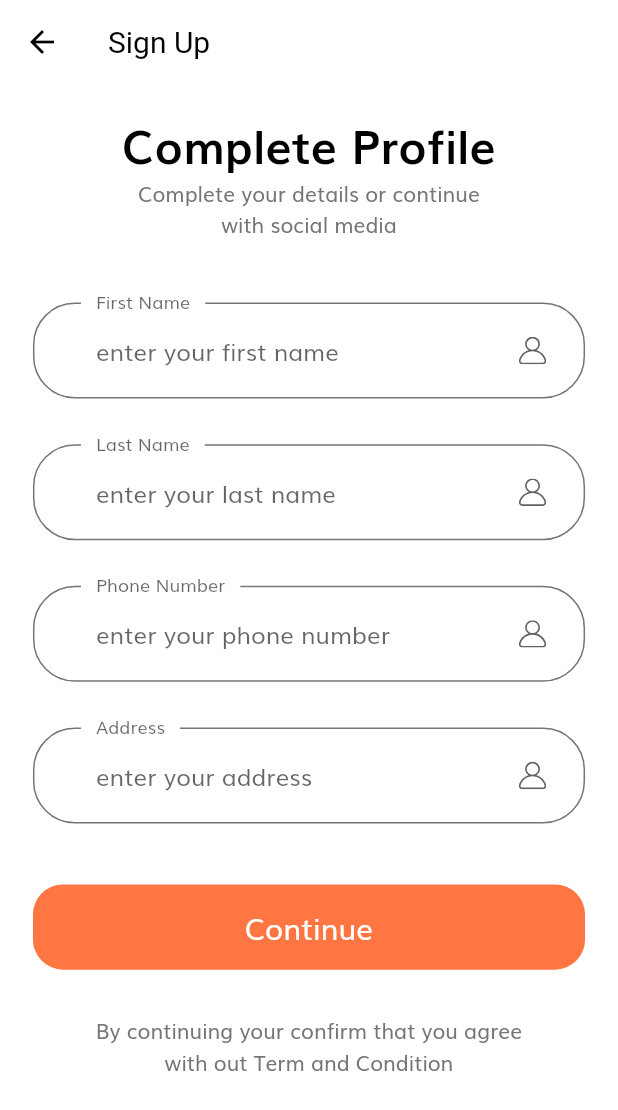
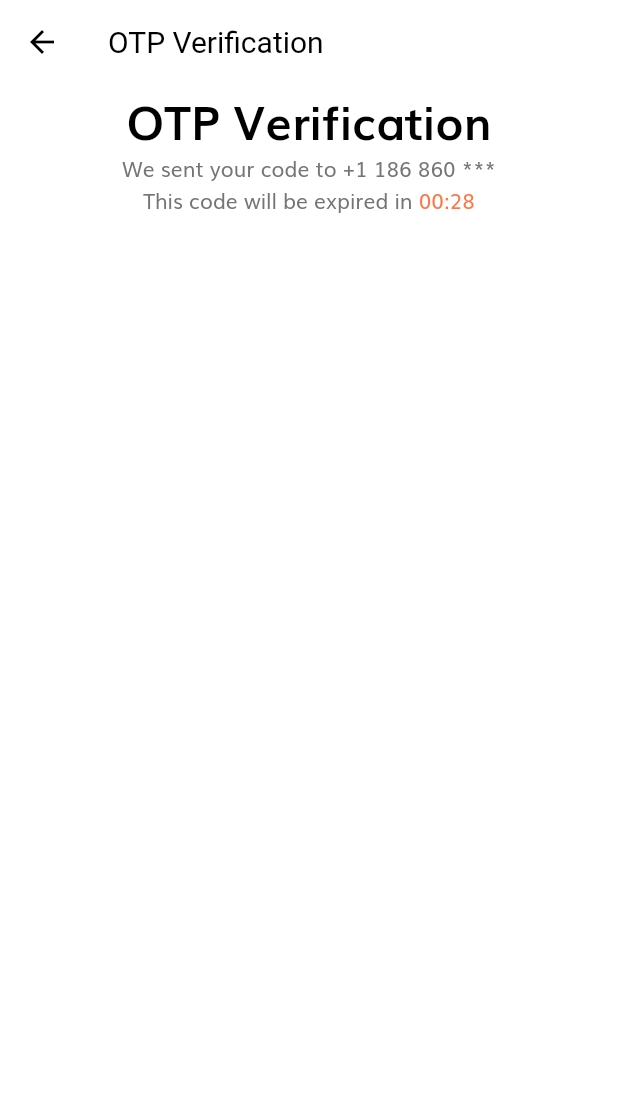
Before and after one commit to Juanr1m/E-commerce-UI, a Flutter app: the CompleteProfileScreen screen opened by its route, after a tap on "Continue", on a phone screen of 412 x 824 dp. Shown: the top 1110 px of the screen. Run offline on Flutter 3.47's test engine with Material 2 defaults, Android fonts, the phone set to English and light mode, and no system bars; our stand-ins replace flutter_svg.

Commit message:
added otp screen

```diff
--- a/lib/routes.dart
+++ b/lib/routes.dart
@@ -2,6 +2,7 @@ import 'package:flutter/widgets.dart';
 import 'package:flutter_way/screens/complete_profile/complete_profile_screen.dart';
 import 'package:flutter_way/screens/forgot_password/forgot_password_screen.dart';
 import 'package:flutter_way/screens/login_sucess/login_sucess_screen.dart';
+import 'package:flutter_way/screens/otp/otp_screen.dart';
 import 'package:flutter_way/screens/sign_in/sign_in_screen.dart';
 import 'package:flutter_way/screens/sign_up/sign_up_screen.dart';
 import 'package:flutter_way/screens/splash/splash_screen.dart';
@@ -13,4 +14,5 @@ final Map<String, WidgetBuilder> routes = {
   LoginSucessScreen.routeName: (context) => LoginSucessScreen(),
   SignUpScreen.routeName: (context) => SignUpScreen(),
   CompleteProfileScreen.routeName: (context) => CompleteProfileScreen(),
+  OtpScreen.routeName: (context) => OtpScreen(),
 };
--- a/lib/screens/complete_profile/components/complete_profile_form.dart
+++ b/lib/screens/complete_profile/components/complete_profile_form.dart
@@ -1,6 +1,7 @@
 import 'package:flutter/material.dart';
 import 'package:flutter_way/components/custom_suffix_icon.dart';
 import 'package:flutter_way/components/default_button.dart';
+import 'package:flutter_way/screens/otp/otp_screen.dart';
 
 import '../../../constants.dart';
 import '../../../size_config.dart';
@@ -51,7 +52,9 @@ class _CompleteProfileFormState extends State<CompleteProfileForm> {
           DefaultButton(
             text: 'Continue',
             press: () {
-              if (_formKey.currentState.validate()) {}
+              if (_formKey.currentState.validate()) {
+                Navigator.pushNamed(context, OtpScreen.routeName);
+              }
             },
           ),
         ],
--- /dev/null
+++ b/lib/screens/otp/components/body.dart
@@ -0,0 +1,41 @@
+import 'package:flutter/material.dart';
+import 'package:flutter_way/constants.dart';
+
+class Body extends StatelessWidget {
+  const Body({Key key}) : super(key: key);
+
+  @override
+  Widget build(BuildContext context) {
+    return SizedBox(
+      width: double.infinity,
+      child: Column(
+        children: [
+          Text(
+            "OTP Verification",
+            style: headingStyle,
+          ),
+          Text("We sent your code to +1 186 860 ***"),
+          buildTimer(),
+        ],
+      ),
+    );
+  }
+
+  Row buildTimer() {
+    return Row(
+      mainAxisAlignment: MainAxisAlignment.center,
+      children: [
+        Text("This code will be expired in "),
+        TweenAnimationBuilder(
+          tween: Tween(begin: 30.0, end: 0.0),
+          duration: Duration(seconds: 30),
+          builder: (context, value, child) => Text(
+            '00:${value.toInt()}',
+            style: TextStyle(color: kPrimaryColor),
+          ),
+          onEnd: () {},
+        ),
+      ],
+    );
+  }
+}
--- /dev/null
+++ b/lib/screens/otp/otp_screen.dart
@@ -0,0 +1,18 @@
+import 'package:flutter/material.dart';
+
+import 'components/body.dart';
+
+class OtpScreen extends StatelessWidget {
+  static String routeName = "/opt";
+  const OtpScreen({Key key}) : super(key: key);
+
+  @override
+  Widget build(BuildContext context) {
+    return Scaffold(
+      appBar: AppBar(
+        title: Text("OTP Verification"),
+      ),
+      body: Body(),
+    );
+  }
+}
```
